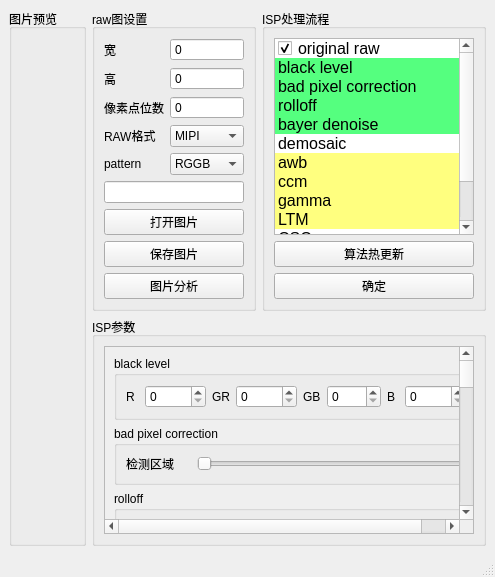
Before: the Qt Designer form tools/rawimageeditor/ui/rawimageeditor_window.ui in xiaoqinxing/ImageTools, drawn with Qt 5.
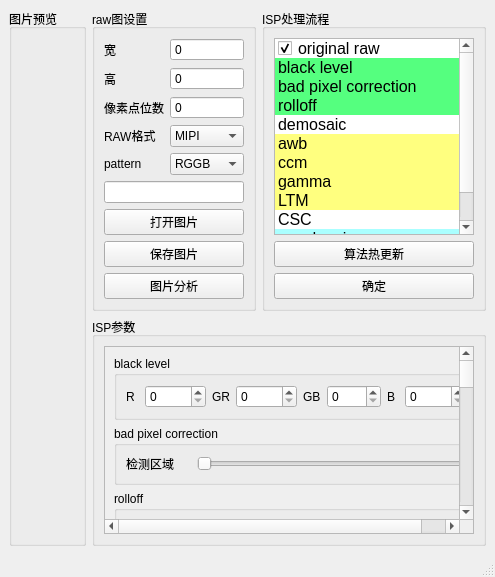
After: the same form once the commit is applied.

Patch:
```diff
--- a/tools/rawimageeditor/ui/rawimageeditor_window.ui
+++ b/tools/rawimageeditor/ui/rawimageeditor_window.ui
@@ -339,23 +339,6 @@
                <enum>Unchecked</enum>
               </property>
              </item>
-             <item>
-              <property name="text">
-               <string>bayer denoise</string>
-              </property>
-              <property name="background">
-               <brush brushstyle="SolidPattern">
-                <color alpha="255">
-                 <red>85</red>
-                 <green>255</green>
-                 <blue>127</blue>
-                </color>
-               </brush>
-              </property>
-              <property name="checkState">
-               <enum>Unchecked</enum>
-              </property>
-             </item>
              <item>
               <property name="text">
                <string>demosaic</string>
```
Left out of the diff: 2 changed lines with no effect on the pictures.
